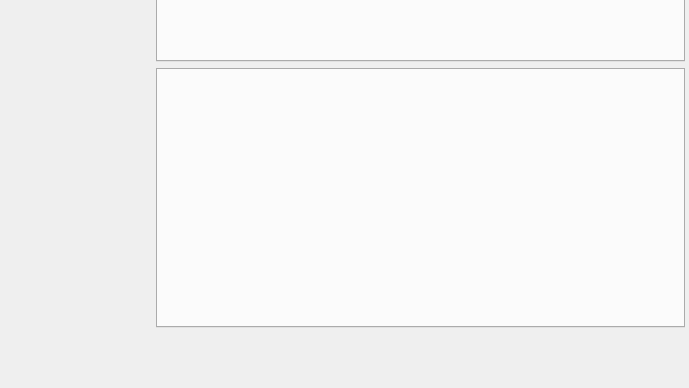
First picture: the form in zengarden/source/forms/zengarden.ui, repository aedm/zengine, before the edit; both pictures show x 589 to 1278 and y 221 to 609 of the 1278 by 759 pixel window.
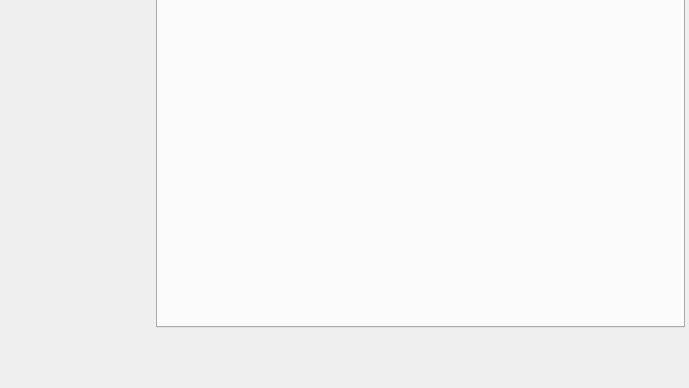
Second picture: the form after the edit. Icons and pictures are not drawn.

The edit to the form file:
```diff
--- a/zengarden/source/forms/zengarden.ui
+++ b/zengarden/source/forms/zengarden.ui
@@ -223,9 +223,6 @@
               </property>
              </widget>
             </item>
-            <item>
-             <widget class="QTabWidget" name="bottomRightPanel"/>
-            </item>
            </layout>
           </item>
          </layout>
```
